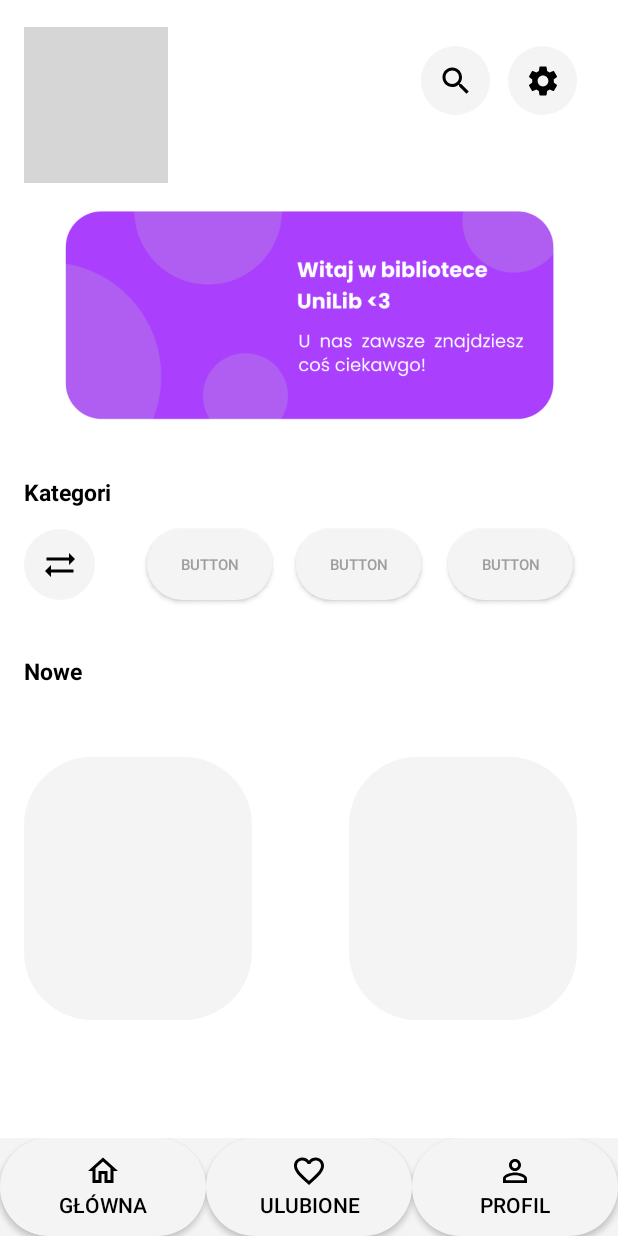
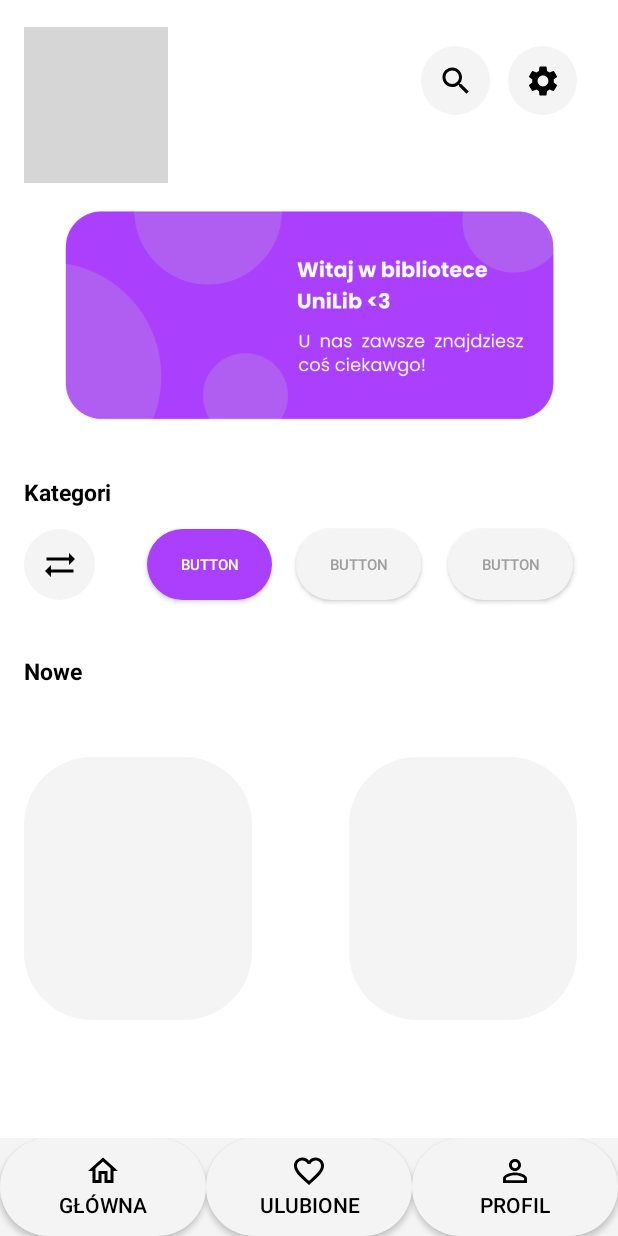
Before and after one commit to ErshEight/projekt, an Android app: the homeScreen screen opened directly, with no data from a screen before it, on a phone screen of 412 x 824 dp. Run offline under Robolectric (Android 15) with nearby library versions, the phone set to English and light mode, and no system bars; grey boxes are pictures that could not be loaded.

Commit message:
homescreen changes

```diff
--- a/app/src/main/res/layout/activity_home_screen.xml
+++ b/app/src/main/res/layout/activity_home_screen.xml
@@ -113,8 +113,8 @@
         android:layout_width="83dp"
         android:layout_height="47dp"
         android:background="@drawable/roundedbutton"
+        android:backgroundTint="#AA40FD"
         android:text="Button"
-        android:textColor="#9E9E9E"
         android:textSize="10sp"
         android:textStyle="normal"
         app:layout_constraintBottom_toBottomOf="parent"
```
